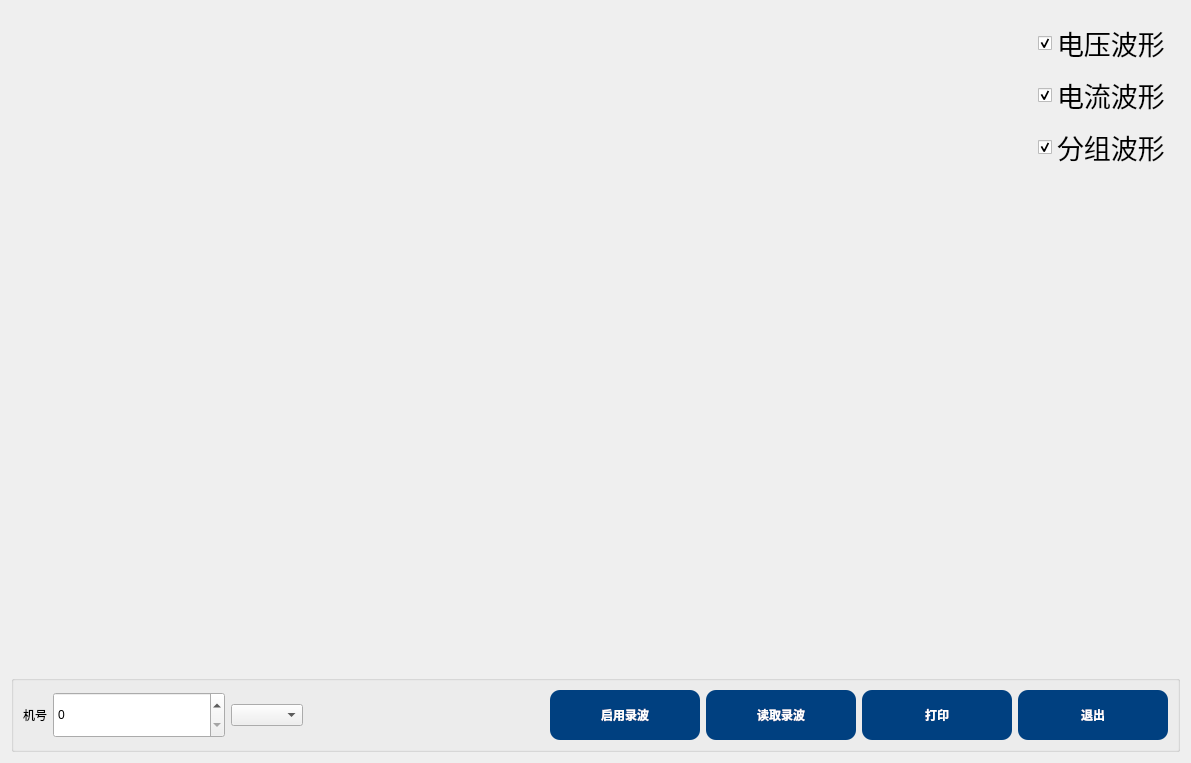
Old version of the form App/Page/page6_lbfx.ui in the repository bjc123321/30KWZFDZZJCY.
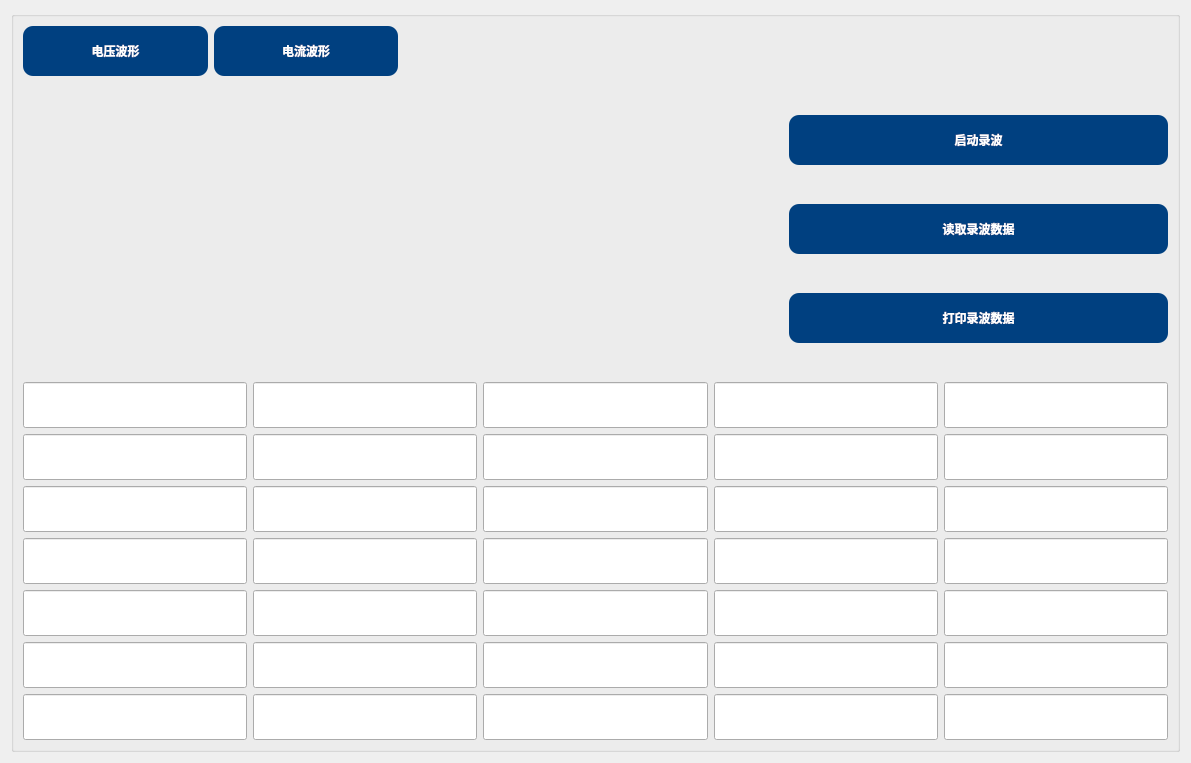
New version of the form. Custom widgets are drawn as their Qt base class.

Commit message: 增加录波波形

Diff of the .ui file:
```diff
--- a/App/Page/page6_lbfx.ui
+++ b/App/Page/page6_lbfx.ui
@@ -18,74 +18,8 @@
   <property name="windowTitle">
    <string>Form</string>
   </property>
-  <layout class="QVBoxLayout" name="verticalLayout" stretch="9,0">
-   <item>
-    <widget class="QCustomPlot" name="widget" native="true">
-     <layout class="QGridLayout" name="gridLayout" columnstretch="0,0">
-      <item row="1" column="1">
-       <spacer name="verticalSpacer_12">
-        <property name="orientation">
-         <enum>Qt::Vertical</enum>
-        </property>
-        <property name="sizeHint" stdset="0">
-         <size>
-          <width>20</width>
-          <height>576</height>
-         </size>
-        </property>
-       </spacer>
-      </item>
-      <item row="0" column="0">
-       <spacer name="horizontalSpacer_15">
-        <property name="orientation">
-         <enum>Qt::Horizontal</enum>
-        </property>
-        <property name="sizeHint" stdset="0">
-         <size>
-          <width>1073</width>
-          <height>20</height>
-         </size>
-        </property>
-       </spacer>
-      </item>
-      <item row="0" column="1">
-       <layout class="QVBoxLayout" name="verticalLayout_36">
-        <item>
-         <widget class="QCheckBox" name="checkBox_40">
-          <property name="text">
-           <string>电压波形</string>
-          </property>
-          <property name="checked">
-           <bool>true</bool>
-          </property>
-         </widget>
-        </item>
-        <item>
-         <widget class="QCheckBox" name="checkBox_41">
-          <property name="text">
-           <string>电流波形</string>
-          </property>
-          <property name="checked">
-           <bool>true</bool>
-          </property>
-         </widget>
-        </item>
-        <item>
-         <widget class="QCheckBox" name="checkBox_42">
-          <property name="text">
-           <string>分组波形</string>
-          </property>
-          <property name="checked">
-           <bool>true</bool>
-          </property>
-         </widget>
-        </item>
-       </layout>
-      </item>
-     </layout>
-    </widget>
-   </item>
-   <item>
+  <layout class="QGridLayout" name="gridLayout">
+   <item row="0" column="0">
     <widget class="QGroupBox" name="groupBox_3">
      <property name="styleSheet">
       <string notr="true">*{
@@ -115,74 +49,200 @@
      <property name="title">
       <string/>
      </property>
-     <layout class="QHBoxLayout" name="horizontalLayout_2">
-      <item>
-       <widget class="QLabel" name="label_3">
-        <property name="text">
-         <string>机号</string>
-        </property>
-       </widget>
-      </item>
-      <item>
-       <widget class="QSpinBox" name="spinBox"/>
-      </item>
-      <item>
-       <widget class="QComboBox" name="comboBox"/>
-      </item>
-      <item>
+     <layout class="QGridLayout" name="gridLayout_3">
+      <item row="0" column="1" colspan="2">
        <spacer name="horizontalSpacer">
         <property name="orientation">
          <enum>Qt::Horizontal</enum>
         </property>
         <property name="sizeHint" stdset="0">
          <size>
-          <width>40</width>
+          <width>764</width>
           <height>20</height>
          </size>
         </property>
        </spacer>
       </item>
-      <item>
-       <widget class="QPushButton" name="pushButton_5">
-        <property name="text">
-         <string>启用录波</string>
+      <item row="0" column="0">
+       <layout class="QHBoxLayout" name="horizontalLayout_2">
+        <property name="spacing">
+         <number>6</number>
         </property>
-       </widget>
-      </item>
-      <item>
-       <widget class="QPushButton" name="pushButton_2">
-        <property name="text">
-         <string>读取录波</string>
+        <property name="topMargin">
+         <number>0</number>
         </property>
-       </widget>
+        <item>
+         <widget class="QPushButton" name="pushButton_2">
+          <property name="text">
+           <string>电压波形</string>
+          </property>
+         </widget>
+        </item>
+        <item>
+         <widget class="QPushButton" name="pushButton_3">
+          <property name="text">
+           <string>电流波形</string>
+          </property>
+         </widget>
+        </item>
+       </layout>
       </item>
-      <item>
-       <widget class="QPushButton" name="pushButton_3">
-        <property name="text">
-         <string>打印</string>
-        </property>
-       </widget>
+      <item row="2" column="0" colspan="2">
+       <layout class="QHBoxLayout" name="horizontalLayout_3" stretch="0">
+        <item>
+         <spacer name="verticalSpacer">
+          <property name="orientation">
+           <enum>Qt::Vertical</enum>
+          </property>
+          <property name="sizeHint" stdset="0">
+           <size>
+            <width>20</width>
+            <height>40</height>
+           </size>
+          </property>
+         </spacer>
+        </item>
+       </layout>
       </item>
-      <item>
-       <widget class="QPushButton" name="pushButton_4">
-        <property name="text">
-         <string>退出</string>
-        </property>
-       </widget>
+      <item row="3" column="0" colspan="3">
+       <layout class="QGridLayout" name="gridLayout_2">
+        <item row="2" column="2">
+         <widget class="QLineEdit" name="lineEdit_18"/>
+        </item>
+        <item row="6" column="1">
+         <widget class="QLineEdit" name="lineEdit_32"/>
+        </item>
+        <item row="5" column="3">
+         <widget class="QLineEdit" name="lineEdit_30"/>
+        </item>
+        <item row="0" column="4">
+         <widget class="QLineEdit" name="lineEdit_5"/>
+        </item>
+        <item row="4" column="1">
+         <widget class="QLineEdit" name="lineEdit_21"/>
+        </item>
+        <item row="2" column="4">
+         <widget class="QLineEdit" name="lineEdit_20"/>
+        </item>
+        <item row="1" column="0">
+         <widget class="QLineEdit" name="lineEdit_15"/>
+        </item>
+        <item row="1" column="1">
+         <widget class="QLineEdit" name="lineEdit_8"/>
+        </item>
+        <item row="2" column="1">
+         <widget class="QLineEdit" name="lineEdit_7"/>
+        </item>
+        <item row="4" column="3">
+         <widget class="QLineEdit" name="lineEdit_26"/>
+        </item>
+        <item row="1" column="4">
+         <widget class="QLineEdit" name="lineEdit_16"/>
+        </item>
+        <item row="2" column="3">
+         <widget class="QLineEdit" name="lineEdit_19"/>
+        </item>
+        <item row="5" column="1">
+         <widget class="QLineEdit" name="lineEdit_28"/>
+        </item>
+        <item row="3" column="3">
+         <widget class="QLineEdit" name="lineEdit_23"/>
+        </item>
+        <item row="4" column="2">
+         <widget class="QLineEdit" name="lineEdit_25"/>
+        </item>
+        <item row="5" column="4">
+         <widget class="QLineEdit" name="lineEdit_31"/>
+        </item>
+        <item row="3" column="1">
+         <widget class="QLineEdit" name="lineEdit_17"/>
+        </item>
+        <item row="6" column="2">
+         <widget class="QLineEdit" name="lineEdit_33"/>
+        </item>
+        <item row="1" column="3">
+         <widget class="QLineEdit" name="lineEdit_10"/>
+        </item>
+        <item row="6" column="3">
+         <widget class="QLineEdit" name="lineEdit_34"/>
+        </item>
+        <item row="0" column="2">
+         <widget class="QLineEdit" name="lineEdit_3"/>
+        </item>
+        <item row="4" column="0">
+         <widget class="QLineEdit" name="lineEdit_12"/>
+        </item>
+        <item row="3" column="2">
+         <widget class="QLineEdit" name="lineEdit_22"/>
+        </item>
+        <item row="1" column="2">
+         <widget class="QLineEdit" name="lineEdit_9"/>
+        </item>
+        <item row="0" column="0">
+         <widget class="QLineEdit" name="lineEdit"/>
+        </item>
+        <item row="6" column="0">
+         <widget class="QLineEdit" name="lineEdit_11"/>
+        </item>
+        <item row="3" column="4">
+         <widget class="QLineEdit" name="lineEdit_24"/>
+        </item>
+        <item row="4" column="4">
+         <widget class="QLineEdit" name="lineEdit_27"/>
+        </item>
+        <item row="3" column="0">
+         <widget class="QLineEdit" name="lineEdit_13"/>
+        </item>
+        <item row="5" column="0">
+         <widget class="QLineEdit" name="lineEdit_6"/>
+        </item>
+        <item row="0" column="3">
+         <widget class="QLineEdit" name="lineEdit_4"/>
+        </item>
+        <item row="0" column="1">
+         <widget class="QLineEdit" name="lineEdit_2"/>
+        </item>
+        <item row="2" column="0">
+         <widget class="QLineEdit" name="lineEdit_14"/>
+        </item>
+        <item row="5" column="2">
+         <widget class="QLineEdit" name="lineEdit_29"/>
+        </item>
+        <item row="6" column="4">
+         <widget class="QLineEdit" name="lineEdit_35"/>
+        </item>
+       </layout>
+      </item>
+      <item row="1" column="2" rowspan="2">
+       <layout class="QVBoxLayout" name="verticalLayout_2">
+        <item>
+         <widget class="QPushButton" name="pushButton">
+          <property name="text">
+           <string>启动录波</string>
+          </property>
+         </widget>
+        </item>
+        <item>
+         <widget class="QPushButton" name="pushButton_5">
+          <property name="text">
+           <string>读取录波数据</string>
+          </property>
+         </widget>
+        </item>
+        <item>
+         <widget class="QPushButton" name="pushButton_4">
+          <property name="text">
+           <string>打印录波数据</string>
+          </property>
+         </widget>
+        </item>
+       </layout>
       </item>
      </layout>
     </widget>
    </item>
   </layout>
  </widget>
- <customwidgets>
-  <customwidget>
-   <class>QCustomPlot</class>
-   <extends>QWidget</extends>
-   <header location="global">qcustomplot/qcustomplot.h</header>
-   <container>1</container>
-  </customwidget>
- </customwidgets>
  <resources/>
  <connections/>
 </ui>
```
The commit also changes 6 other files.
